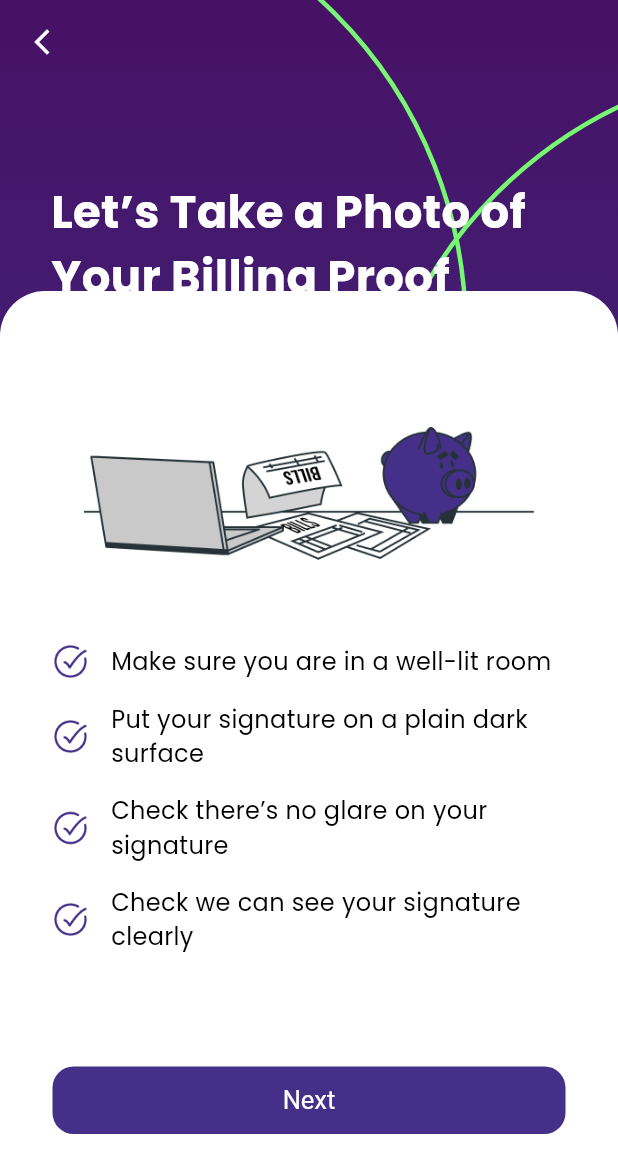
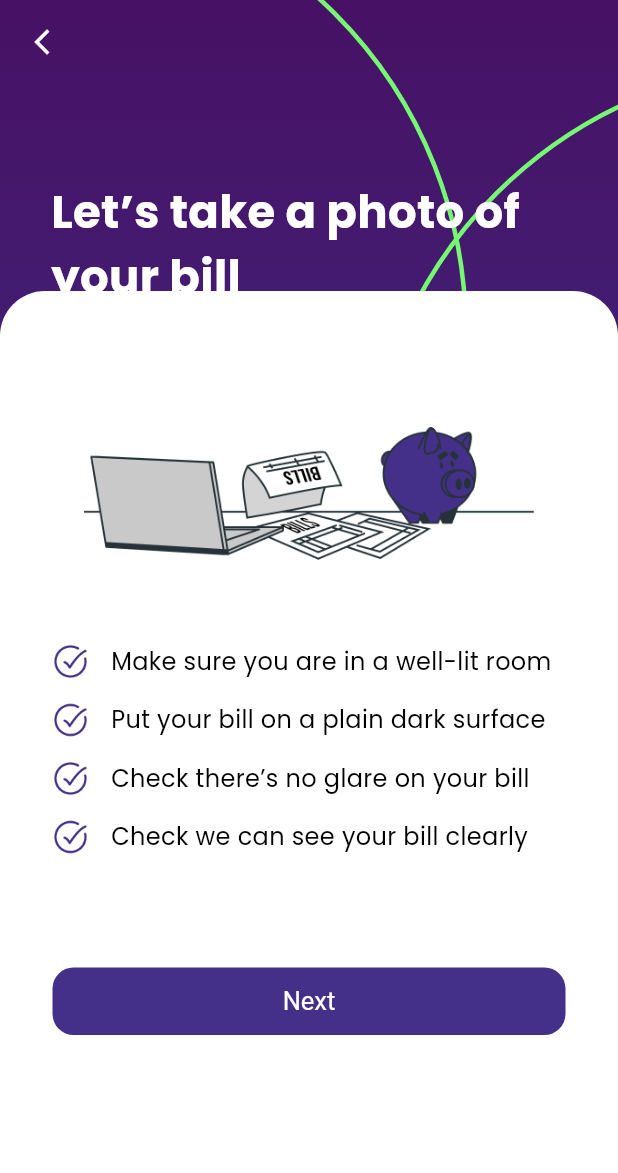
Before and after one commit to Thilina2468/cbm_app_training, a Flutter app: the BillingProof screen opened directly, on a phone screen of 412 x 824 dp. Shown: the top 1173 px of the screen. Run offline on Flutter 3.47's test engine with Material 3 defaults, Android fonts, the phone set to English and light mode, and no system bars; our stand-ins replace equatable, flutter_bloc, google_fonts.

Commit message:
Update screen wording to match the Figma design
Fix the text on the login, checklist, About You, selfie, National ID,
bill and success screens: field labels, button labels, titles,
subtitles and tips now read as in the design. Text only, no styling
or layout changes.

```diff
--- a/lib/screens/billing_proof.dart
+++ b/lib/screens/billing_proof.dart
@@ -29,9 +29,9 @@ class _BillingProofState extends State<BillingProof> {
         children: [
           BackgroundTemplate(
             cardHeight: 630,
-            title: 'Let’s Take a Photo of Your Billing Proof',
+            title: 'Let’s take a photo of your bill',
             subtitle:
-                'We can only accept a photo of your billing proof. That means, no scans or photocopies.',
+                'We can only accept a photo of your bill. That means, no scans or photocopies.',
             child: Column(
               children: [
                 Image.asset(
@@ -46,13 +46,13 @@ class _BillingProofState extends State<BillingProof> {
                       text: 'Make sure you are in a well-lit room',
                     ),
                     Checklist(
-                      text: 'Put your signature on a plain dark surface',
+                      text: 'Put your bill on a plain dark surface',
                     ),
                     Checklist(
-                      text: 'Check there’s no glare on your signature',
+                      text: 'Check there’s no glare on your bill',
                     ),
                     Checklist(
-                      text: 'Check we can see your signature clearly',
+                      text: 'Check we can see your bill clearly',
                     ),
                   ],
                 ),
--- a/lib/screens/identity_clarification.dart
+++ b/lib/screens/identity_clarification.dart
@@ -27,7 +27,7 @@ class _IdentityClarificationState extends State<IdentityClarification> {
         BackgroundTemplate(
             cardHeight: 700,
             title: 'Let’s take a selfie',
-            subtitle: 'Your Selfie will Let us Know It’s Really You.',
+            subtitle: 'Your selfie will let us know it’s really you.',
             child: Column(
               children: [
                 Image.asset(
@@ -58,7 +58,7 @@ class _IdentityClarificationState extends State<IdentityClarification> {
                 Padding(
                   padding: const EdgeInsets.only(top: 80),
                   child: Button(
-                    text: 'I\'m Ready',
+                    text: 'I’m ready',
                     onPressed: () {
                       Navigator.push(
                         context,
--- a/lib/screens/national_id_clarification.dart
+++ b/lib/screens/national_id_clarification.dart
@@ -65,7 +65,7 @@ class NationalIdClarification extends StatelessWidget {
                 Padding(
                   padding: const EdgeInsets.only(top: 60),
                   child: Button(
-                    text: 'I\'m Ready',
+                    text: 'I’m ready',
                     onPressed: () {
                       context.read<IdentityBloc>().add(IdentitySubmitted());
                       Navigator.pop(context);
--- a/lib/screens/success_screen.dart
+++ b/lib/screens/success_screen.dart
@@ -15,7 +15,7 @@ class SuccessScreen extends StatelessWidget {
           BackgroundTemplate(
             cardHeight: 150,
             child: Button(
-              text: "Let's Go",
+              text: "Let’s Go",
               onPressed: () {
                 Navigator.push(
                   context,
@@ -40,7 +40,7 @@ class SuccessScreen extends StatelessWidget {
                 ),
                 const SizedBox(height: 40),
                 const Text(
-                  'Yay, You’ve Joined My CBM!',
+                  'Yay, you’ve joined My CBM!',
                   style: TextStyle(
                     fontSize: 24,
                     fontWeight: FontWeight.bold,
@@ -49,7 +49,7 @@ class SuccessScreen extends StatelessWidget {
                 ),
                 const SizedBox(height: 20),
                 const Text(
-                  'You can explore My CBM with limited features while we review, your information. Full access will be granted upon verification.',
+                  'You can explore My CBM with limited features while we review your information. Full access will be granted upon verification.',
                   textAlign: TextAlign.center,
                   style: TextStyle(
                     fontSize: 16,
--- a/lib/widgets/verification_steps.dart
+++ b/lib/widgets/verification_steps.dart
@@ -91,7 +91,7 @@ class VerificationTile extends StatelessWidget {
                   top: 0,
                   right: 0,
                   child: Text(
-                    'Completed',
+                    'completed',
                     style: TextStyle(
                       fontSize: 12,
                       color: Color.fromARGB(255, 69, 48, 137),
```
Also changed, not shown: lib/screens/about_you.dart (+8 -8 lines), lib/screens/login_screen.dart (+5 -5 lines), lib/screens/onboarding_steps.dart (+4 -4 lines).
